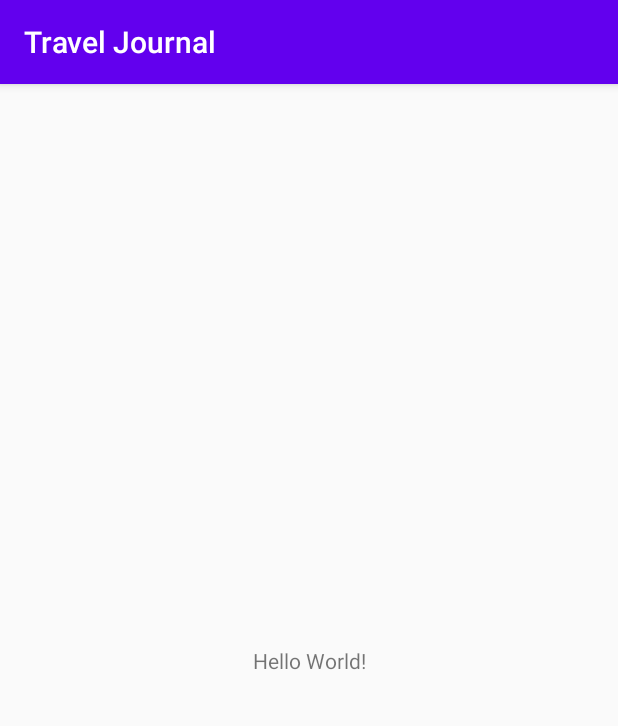
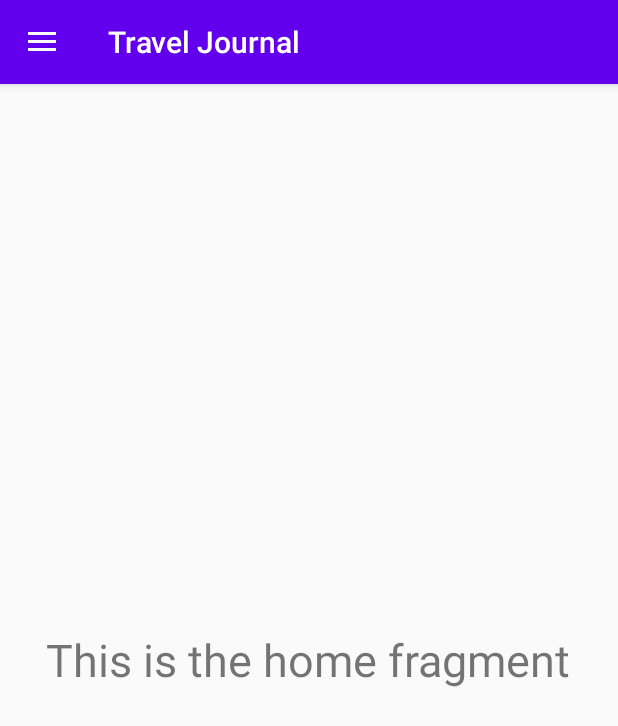
Before and after one commit to Shazud/travel-journal, an Android app: the screen it shows after launch (MainActivity), on a phone screen of 412 x 824 dp. Shown: the top 726 px of the screen. Run offline under Robolectric (Android 15) with nearby library versions, the phone set to English and light mode, and no system bars.

Commit message:
navigation drawer done

```diff
--- a/app/src/main/java/com/ddp/tj/activity/MainActivity.java
+++ b/app/src/main/java/com/ddp/tj/activity/MainActivity.java
@@ -1,16 +1,81 @@
 package com.ddp.tj.activity;
 
+import androidx.annotation.NonNull;
+import androidx.appcompat.app.ActionBarDrawerToggle;
 import androidx.appcompat.app.AppCompatActivity;
+import androidx.appcompat.widget.Toolbar;
+import androidx.core.view.GravityCompat;
+import androidx.drawerlayout.widget.DrawerLayout;
 
+import android.icu.text.UnicodeSetSpanner;
 import android.os.Bundle;
+import android.view.MenuItem;
+import android.widget.Toast;
 
 import com.ddp.tj.R;
+import com.ddp.tj.fragment.AboutUsFragment;
+import com.ddp.tj.fragment.ContactFragment;
+import com.ddp.tj.fragment.HomeFragment;
+import com.google.android.material.navigation.NavigationView;
 
-public class MainActivity extends AppCompatActivity {
+public class MainActivity extends AppCompatActivity implements NavigationView.OnNavigationItemSelectedListener {
+    private DrawerLayout drawer;
 
     @Override
     protected void onCreate(Bundle savedInstanceState) {
         super.onCreate(savedInstanceState);
         setContentView(R.layout.activity_main);
+
+        Toolbar toolbar = findViewById(R.id.toolbar);
+        setSupportActionBar(toolbar);
+
+        drawer = findViewById(R.id.drawer_layout);
+
+        //Setup the action bar
+        ActionBarDrawerToggle toggle = new ActionBarDrawerToggle(this, drawer, toolbar, R.string.navigation_drawer_open, R.string.navigation_drawer_close);
+        drawer.addDrawerListener(toggle);
+        toggle.syncState();
+
+        //Initialize the navigation view
+        NavigationView navigationView = findViewById(R.id.nav_view);
+        navigationView.setNavigationItemSelectedListener(this);
+
+        //Set the default fragment
+        if (savedInstanceState == null) {
+            getSupportFragmentManager().beginTransaction().replace(R.id.fragment_container, new HomeFragment()).commit();
+            navigationView.setCheckedItem(R.id.nav_home);
+        }
+    }
+
+    @Override
+    public boolean onNavigationItemSelected(@NonNull MenuItem menuItem) {
+        //Check for the pressed menu option
+        switch (menuItem.getItemId()){
+            case R.id.nav_home:
+                getSupportFragmentManager().beginTransaction().replace(R.id.fragment_container, new HomeFragment()).commit();
+                break;
+            case R.id.nav_about_us:
+                getSupportFragmentManager().beginTransaction().replace(R.id.fragment_container, new AboutUsFragment()).commit();
+                break;
+            case R.id.nav_contact:
+                getSupportFragmentManager().beginTransaction().replace(R.id.fragment_container, new ContactFragment()).commit();
+                break;
+            case R.id.nav_share:
+                Toast.makeText(this, "Share", Toast.LENGTH_SHORT).show();
+                break;
+        }
+        //Close the drawer afterwards
+        drawer.closeDrawer(GravityCompat.START);
+        return true;
+    }
+
+    @Override
+    public void onBackPressed() {
+        if(drawer.isDrawerOpen(GravityCompat.START)){
+            drawer.closeDrawer(GravityCompat.START);
+        }
+        else{
+            super.onBackPressed();
+        }
     }
 }
--- /dev/null
+++ b/app/src/main/java/com/ddp/tj/fragment/HomeFragment.java
@@ -0,0 +1,20 @@
+package com.ddp.tj.fragment;
+
+import android.os.Bundle;
+import android.view.LayoutInflater;
+import android.view.View;
+import android.view.ViewGroup;
+
+import androidx.annotation.NonNull;
+import androidx.annotation.Nullable;
+import androidx.fragment.app.Fragment;
+
+import com.ddp.tj.R;
+
+public class HomeFragment extends Fragment {
+    @Nullable
+    @Override
+    public View onCreateView(@NonNull LayoutInflater inflater, @Nullable ViewGroup container, @Nullable Bundle savedInstanceState) {
+        return inflater.inflate(R.layout.fragment_home, container, false);
+    }
+}
--- /dev/null
+++ b/app/src/main/res/drawable/ic_home_black_24dp.xml
@@ -0,0 +1,9 @@
+<vector xmlns:android="http://schemas.android.com/apk/res/android"
+        android:width="24dp"
+        android:height="24dp"
+        android:viewportWidth="24.0"
+        android:viewportHeight="24.0">
+    <path
+        android:fillColor="#FF000000"
+        android:pathData="M10,20v-6h4v6h5v-8h3L12,3 2,12h3v8z"/>
+</vector>
--- /dev/null
+++ b/app/src/main/res/drawable/ic_insert_emoticon_black_24dp.xml
@@ -0,0 +1,9 @@
+<vector xmlns:android="http://schemas.android.com/apk/res/android"
+        android:width="24dp"
+        android:height="24dp"
+        android:viewportWidth="24.0"
+        android:viewportHeight="24.0">
+    <path
+        android:fillColor="#FF000000"
+        android:pathData="M11.99,2C6.47,2 2,6.48 2,12s4.47,10 9.99,10C17.52,22 22,17.52 22,12S17.52,2 11.99,2zM12,20c-4.42,0 -8,-3.58 -8,-8s3.58,-8 8,-8 8,3.58 8,8 -3.58,8 -8,8zM15.5,11c0.83,0 1.5,-0.67 1.5,-1.5S16.33,8 15.5,8 14,8.67 14,9.5s0.67,1.5 1.5,1.5zM8.5,11c0.83,0 1.5,-0.67 1.5,-1.5S9.33,8 8.5,8 7,8.67 7,9.5 7.67,11 8.5,11zM12,17.5c2.33,0 4.31,-1.46 5.11,-3.5L6.89,14c0.8,2.04 2.78,3.5 5.11,3.5z"/>
+</vector>
--- /dev/null
+++ b/app/src/main/res/drawable/ic_question_answer_black_24dp.xml
@@ -0,0 +1,9 @@
+<vector xmlns:android="http://schemas.android.com/apk/res/android"
+        android:width="24dp"
+        android:height="24dp"
+        android:viewportWidth="24.0"
+        android:viewportHeight="24.0">
+    <path
+        android:fillColor="#FF000000"
+        android:pathData="M21,6h-2v9L6,15v2c0,0.55 0.45,1 1,1h11l4,4L22,7c0,-0.55 -0.45,-1 -1,-1zM17,12L17,3c0,-0.55 -0.45,-1 -1,-1L3,2c-0.55,0 -1,0.45 -1,1v14l4,-4h10c0.55,0 1,-0.45 1,-1z"/>
+</vector>
--- /dev/null
+++ b/app/src/main/res/drawable/ic_share_black_24dp.xml
@@ -0,0 +1,9 @@
+<vector xmlns:android="http://schemas.android.com/apk/res/android"
+        android:width="24dp"
+        android:height="24dp"
+        android:viewportWidth="24.0"
+        android:viewportHeight="24.0">
+    <path
+        android:fillColor="#FF000000"
+        android:pathData="M18,16.08c-0.76,0 -1.44,0.3 -1.96,0.77L8.91,12.7c0.05,-0.23 0.09,-0.46 0.09,-0.7s-0.04,-0.47 -0.09,-0.7l7.05,-4.11c0.54,0.5 1.25,0.81 2.04,0.81 1.66,0 3,-1.34 3,-3s-1.34,-3 -3,-3 -3,1.34 -3,3c0,0.24 0.04,0.47 0.09,0.7L8.04,9.81C7.5,9.31 6.79,9 6,9c-1.66,0 -3,1.34 -3,3s1.34,3 3,3c0.79,0 1.5,-0.31 2.04,-0.81l7.12,4.16c-0.05,0.21 -0.08,0.43 -0.08,0.65 0,1.61 1.31,2.92 2.92,2.92 1.61,0 2.92,-1.31 2.92,-2.92s-1.31,-2.92 -2.92,-2.92z"/>
+</vector>
--- a/app/src/main/res/layout/activity_main.xml
+++ b/app/src/main/res/layout/activity_main.xml
@@ -1,18 +1,40 @@
 <?xml version="1.0" encoding="utf-8"?>
-<androidx.constraintlayout.widget.ConstraintLayout xmlns:android="http://schemas.android.com/apk/res/android"
+<androidx.drawerlayout.widget.DrawerLayout
+    xmlns:android="http://schemas.android.com/apk/res/android"
     xmlns:app="http://schemas.android.com/apk/res-auto"
     xmlns:tools="http://schemas.android.com/tools"
     android:layout_width="match_parent"
     android:layout_height="match_parent"
-    tools:context=".activity.MainActivity">
+    tools:context=".activity.MainActivity"
+    android:id="@+id/drawer_layout"
+    android:fitsSystemWindows="true"
+    tools:openDrawer="start">
 
-    <TextView
+    <LinearLayout
+        android:layout_width="match_parent"
+        android:layout_height="match_parent"
+        android:orientation="vertical">
+        <androidx.appcompat.widget.Toolbar
+            android:layout_width="match_parent"
+            android:layout_height="?attr/actionBarSize"
+            android:background="@color/colorPrimary"
+            android:id="@+id/toolbar"
+            android:theme="@style/ThemeOverlay.AppCompat.Dark.ActionBar"
+            android:popupTheme="@style/ThemeOverlay.AppCompat.Light"
+            android:elevation="4dp"/>
+        <FrameLayout
+            android:id="@+id/fragment_container"
+            android:layout_width="match_parent"
+            android:layout_height="match_parent"/>
+
+    </LinearLayout>
+
+    <com.google.android.material.navigation.NavigationView
         android:layout_width="wrap_content"
-        android:layout_height="wrap_content"
-        android:text="Hello World!"
-        app:layout_constraintBottom_toBottomOf="parent"
-        app:layout_constraintLeft_toLeftOf="parent"
-        app:layout_constraintRight_toRightOf="parent"
-        app:layout_constraintTop_toTopOf="parent" />
-
-</androidx.constraintlayout.widget.ConstraintLayout>
+        android:layout_height="match_parent"
+        android:id="@+id/nav_view"
+        android:layout_gravity="start"
+        app:headerLayout="@layout/nav_header"
+        app:menu="@menu/drawer_menu"
+        />
+</androidx.drawerlayout.widget.DrawerLayout>
--- /dev/null
+++ b/app/src/main/res/layout/fragment_home.xml
@@ -0,0 +1,11 @@
+<?xml version="1.0" encoding="utf-8"?>
+<RelativeLayout
+    xmlns:android="http://schemas.android.com/apk/res/android" android:layout_width="match_parent"
+    android:layout_height="match_parent">
+    <TextView
+        android:layout_width="wrap_content"
+        android:layout_height="wrap_content"
+        android:textSize="30sp"
+        android:layout_centerInParent="true"
+        android:text="This is the home fragment"/>
+</RelativeLayout>
--- /dev/null
+++ b/app/src/main/res/menu/drawer_menu.xml
@@ -0,0 +1,24 @@
+<?xml version="1.0" encoding="utf-8"?>
+<menu xmlns:android="http://schemas.android.com/apk/res/android"
+    xmlns:tools="http://schemas.android.com/tools"
+    tools:showIn="navigation_view">
+
+    <group android:checkableBehavior="single">
+        <item
+            android:id="@+id/nav_home"
+            android:icon="@drawable/ic_home_black_24dp"
+            android:title="Home" />
+        <item
+            android:id="@+id/nav_about_us"
+            android:icon="@drawable/ic_insert_emoticon_black_24dp"
+            android:title="About us" />
+        <item
+            android:id="@+id/nav_contact"
+            android:icon="@drawable/ic_question_answer_black_24dp"
+            android:title="Contact" />
+    </group>
+    <item
+        android:id="@+id/nav_share"
+        android:icon="@drawable/ic_share_black_24dp"
+        android:title="Share" />
+</menu>
--- a/app/src/main/res/values/strings.xml
+++ b/app/src/main/res/values/strings.xml
@@ -1,3 +1,5 @@
 <resources>
     <string name="app_name">Travel Journal</string>
+    <string name="navigation_drawer_open">Open navigation drawer</string>
+    <string name="navigation_drawer_close">Close navigation drawer</string>
 </resources>
--- a/app/src/main/res/values/styles.xml
+++ b/app/src/main/res/values/styles.xml
@@ -1,11 +1,12 @@
 <resources>
 
     <!-- Base application theme. -->
-    <style name="AppTheme" parent="Theme.AppCompat.Light.DarkActionBar">
+    <style name="AppTheme" parent="Theme.AppCompat.Light.NoActionBar">
         <!-- Customize your theme here. -->
         <item name="colorPrimary">@color/colorPrimary</item>
         <item name="colorPrimaryDark">@color/colorPrimaryDark</item>
         <item name="colorAccent">@color/colorAccent</item>
+        <item name="android:statusBarColor">@android:color/transparent</item>
     </style>
 
 </resources>
```
Also changed, not shown: app/src/main/java/com/ddp/tj/fragment/AboutUsFragment.java (added, +20 -0 lines), app/src/main/java/com/ddp/tj/fragment/ContactFragment.java (added, +20 -0 lines), app/src/main/res/layout/fragment_about_us.xml (added, +11 -0 lines), app/src/main/res/layout/fragment_contact.xml (added, +11 -0 lines), app/src/main/res/layout/fragment_share.xml (added, +11 -0 lines), app/src/main/res/layout/nav_header.xml (added, +24 -0 lines).
